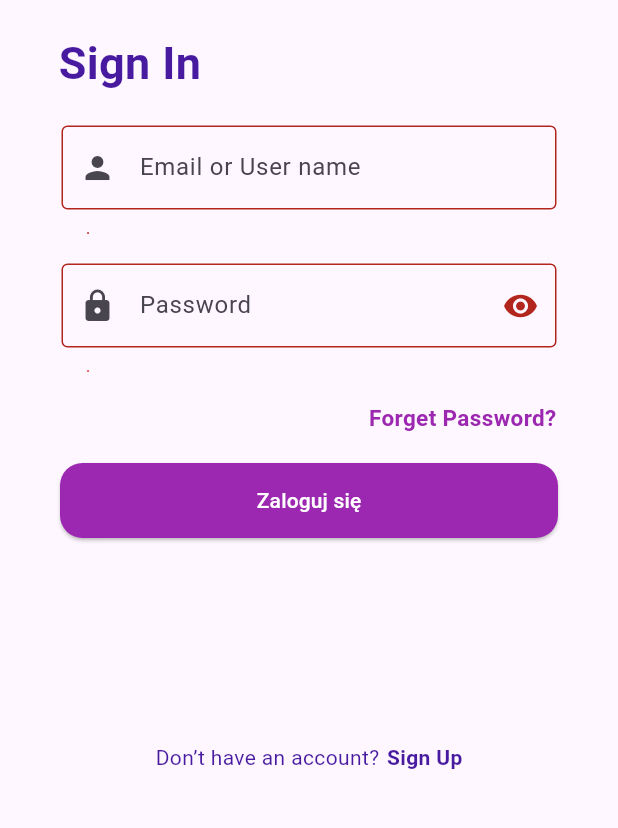
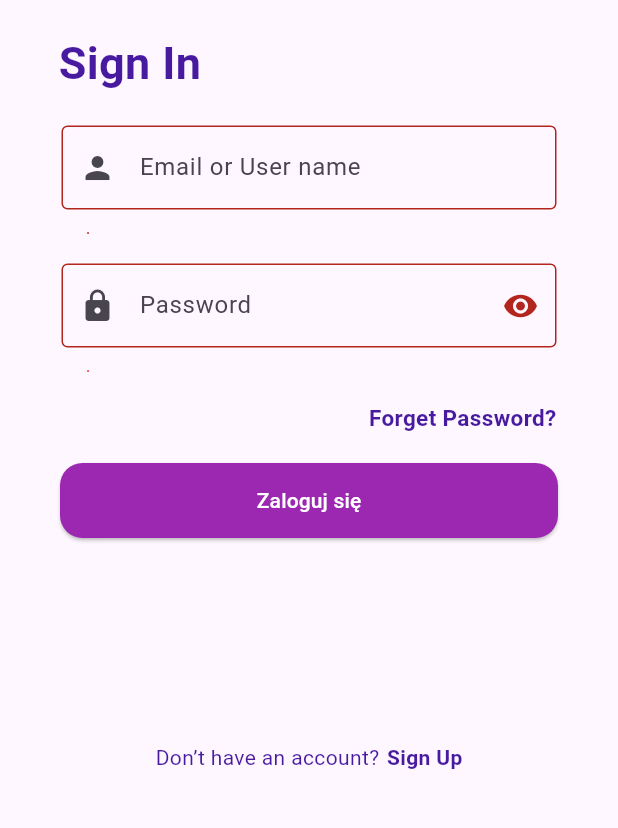
Before and after one commit to dsw55357/flutter, a Flutter app: the screen it shows after launch, on a phone screen of 412 x 824 dp, the part 371-1199 px from its top. Run offline on Flutter 3.47's test engine with Material 3 defaults, Android fonts, the phone set to English and light mode, and no system bars; our stand-ins replace shared_preferences.

Commit message:
SignUpPrompt widget class created

```diff
--- a/cba2_55357/lib/view/login/login_view.dart
+++ b/cba2_55357/lib/view/login/login_view.dart
@@ -283,6 +283,20 @@ class _LoginViewState extends State<LoginView> {
                 ),
 
                 Spacer(),
+
+                Padding(
+                  padding: const EdgeInsets.only(bottom: 62),
+                  child: SignUpPrompt(
+                    onSignUpTap: () {
+                      Navigator.push(
+                        context,
+                        MaterialPageRoute(builder: (context) => RegisterView()),
+                      );
+                    },
+                  ),
+                ),
+
+/*
                 Container(
                     alignment: Alignment.center,
                     margin: EdgeInsets.only(bottom: 62),
@@ -313,7 +327,7 @@ class _LoginViewState extends State<LoginView> {
                       ],
                     ),
                   ),
-
+*/
 
 
               ],
--- a/cba2_55357/lib/view/widgets/basic_text_form_field.dart
+++ b/cba2_55357/lib/view/widgets/basic_text_form_field.dart
@@ -139,7 +139,7 @@ class ForgetPasswordText extends StatelessWidget {
                 TextStyle(
                   fontSize: 15,
                   fontWeight: FontWeight.w700,
-                  color: Colors.purple, // Możesz dostosować kolor
+                  color: MyColors.purleColor, // Możesz dostosować kolor
                 ),
           ),
         ),
@@ -190,3 +190,35 @@ class LoginButton extends StatelessWidget {
     );
   }
 }
+
+
+class SignUpPrompt extends StatelessWidget {
+  final VoidCallback onSignUpTap;
+
+  const SignUpPrompt({Key? key, required this.onSignUpTap}) : super(key: key);
+
+  @override
+  Widget build(BuildContext context) {
+    return Row(
+      mainAxisAlignment: MainAxisAlignment.center,
+      children: [
+        Text(
+          "Don’t have an account?",
+          style: TextStyle(color: MyColors.purleColor, fontSize: 14),
+        ),
+        SizedBox(width: 5), // Odstęp między tekstami
+        GestureDetector(
+          onTap: onSignUpTap,
+          child: Text(
+            "Sign Up",
+            style: TextStyle(
+              color: MyColors.purleColor,
+              fontSize: 14,
+              fontWeight: FontWeight.bold, // Pogrubienie tekstu
+            ),
+          ),
+        ),
+      ],
+    );
+  }
+}
```
